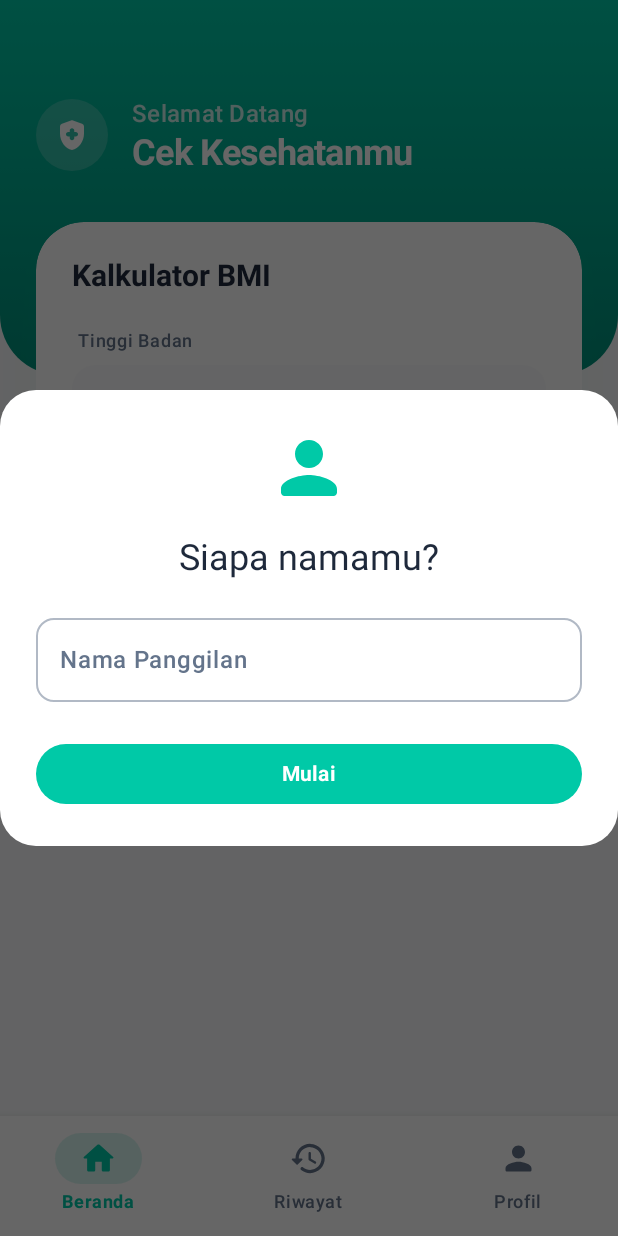
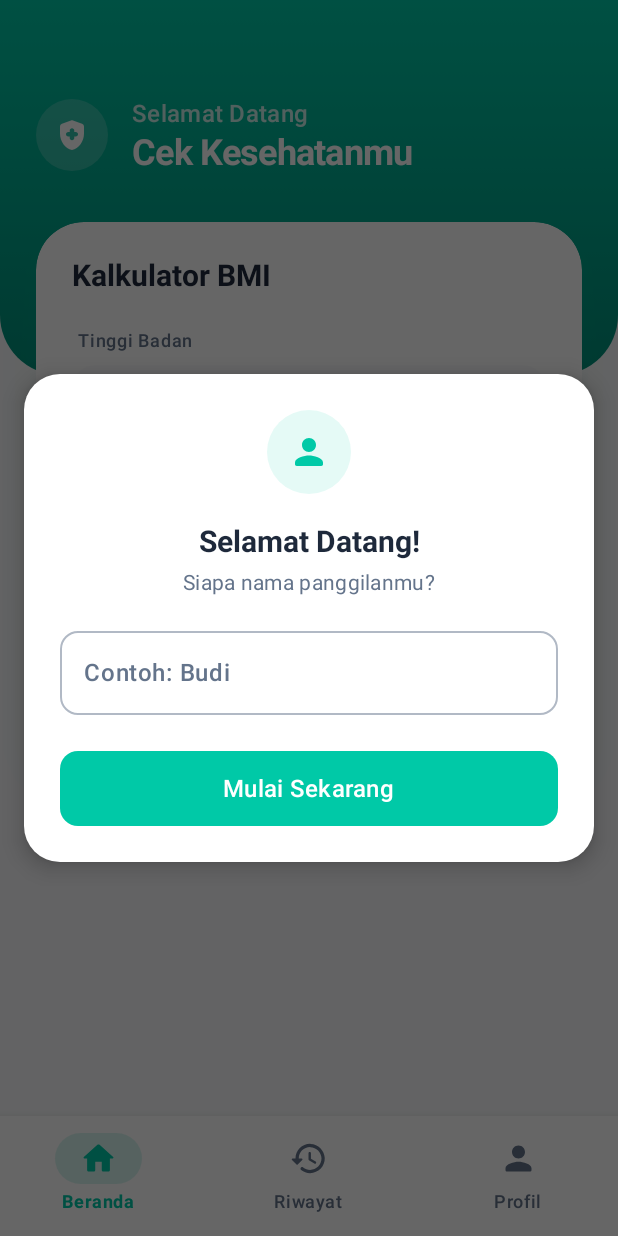
Before and after one commit to adlmii/myBMI, an Android app built with Jetpack Compose: the screen it shows after launch (MainActivity), on a phone screen of 412 x 824 dp. Run offline under Robolectric (Android 15) with nearby library versions, the phone set to English and light mode, and no system bars; our stand-ins replace Room's generated code.

Commit message:
Fix: Theme

```diff
--- a/app/src/main/java/af/mobile/mybmi/screens/home/HomeScreen.kt
+++ b/app/src/main/java/af/mobile/mybmi/screens/home/HomeScreen.kt
@@ -1,5 +1,6 @@
 package af.mobile.mybmi.screens.home
 
+import af.mobile.mybmi.components.ModernDialogContainer
 import af.mobile.mybmi.components.ModernInput
 import af.mobile.mybmi.model.BMICheckSummary
 import af.mobile.mybmi.theme.*
@@ -23,8 +24,8 @@ import androidx.compose.ui.draw.shadow
 import androidx.compose.ui.graphics.Brush
 import androidx.compose.ui.graphics.Color
 import androidx.compose.ui.graphics.luminance
+import androidx.compose.ui.text.font.FontWeight
 import androidx.compose.ui.unit.dp
-import androidx.compose.ui.window.Dialog
 import androidx.lifecycle.viewmodel.compose.viewModel
 
 @Composable
@@ -189,40 +190,71 @@ fun HomeScreen(
 @Composable
 fun NameInputDialog(onConfirm: (String) -> Unit) {
     var name by remember { mutableStateOf("") }
-    Dialog(onDismissRequest = {}) {
-        Card(
-            shape = RoundedCornerShape(24.dp),
-            colors = CardDefaults.cardColors(containerColor = MaterialTheme.colorScheme.surface)
-        ) {
-            Column(
-                modifier = Modifier.padding(24.dp),
-                horizontalAlignment = Alignment.CenterHorizontally
+
+    // Menggunakan Template ModernDialogContainer
+    ModernDialogContainer(onDismiss = {}) { // onDismiss kosong agar user tidak bisa menutup paksa tanpa isi nama
+        // 1. Header Icon (Style Seragam)
+        Box(
+            modifier = Modifier
+                .size(56.dp)
+                .background(BrandPrimary.copy(alpha = 0.1f), CircleShape),
+            contentAlignment = Alignment.Center
         ) {
             Icon(
                 imageVector = Icons.Rounded.Person,
                 contentDescription = null,
-                    modifier = Modifier.size(56.dp),
-                    tint = BrandPrimary
+                tint = BrandPrimary,
+                modifier = Modifier.size(28.dp)
             )
-                Spacer(modifier = Modifier.height(16.dp))
-                Text("Siapa namamu?", style = MaterialTheme.typography.headlineSmall)
-                Spacer(modifier = Modifier.height(16.dp))
+        }
+
+        Spacer(modifier = Modifier.height(20.dp))
+
+        // 2. Title & Description
+        Text(
+            text = "Selamat Datang!",
+            style = MaterialTheme.typography.titleLarge,
+            fontWeight = FontWeight.Bold,
+            color = MaterialTheme.colorScheme.onSurface
+        )
+        Spacer(modifier = Modifier.height(8.dp))
+        Text(
+            text = "Siapa nama panggilanmu?",
+            style = MaterialTheme.typography.bodyMedium,
+            color = MaterialTheme.colorScheme.onSurfaceVariant
+        )
+
+        Spacer(modifier = Modifier.height(24.dp))
+
+        // 3. Input Field (Styling disesuaikan)
         OutlinedTextField(
             value = name,
             onValueChange = { name = it },
-                    label = { Text("Nama Panggilan") },
+            placeholder = { Text("Contoh: Budi") },
             shape = RoundedCornerShape(12.dp),
-                    modifier = Modifier.fillMaxWidth()
+            modifier = Modifier.fillMaxWidth(),
+            colors = OutlinedTextFieldDefaults.colors(
+                focusedBorderColor = BrandPrimary,
+                cursorColor = BrandPrimary
+            ),
+            singleLine = true
         )
+
         Spacer(modifier = Modifier.height(24.dp))
+
+        // 4. Button
         Button(
             onClick = { if (name.isNotBlank()) onConfirm(name) },
-                    modifier = Modifier.fillMaxWidth(),
-                    colors = ButtonDefaults.buttonColors(containerColor = BrandPrimary)
+            modifier = Modifier
+                .fillMaxWidth()
+                .height(50.dp),
+            shape = RoundedCornerShape(12.dp),
+            colors = ButtonDefaults.buttonColors(
+                containerColor = BrandPrimary,
+                contentColor = Color.White
+            )
         ) {
-                    Text("Mulai")
+            Text("Mulai Sekarang", style = MaterialTheme.typography.titleMedium)
         }
     }
 }
-    }
-}
--- a/app/src/main/java/af/mobile/mybmi/viewmodel/ThemeViewModel.kt
+++ b/app/src/main/java/af/mobile/mybmi/viewmodel/ThemeViewModel.kt
@@ -1,27 +1,43 @@
 package af.mobile.mybmi.viewmodel
 
-import androidx.lifecycle.ViewModel
+import android.app.Application
+import android.content.Context
+import androidx.core.content.edit
+import androidx.lifecycle.AndroidViewModel
 import kotlinx.coroutines.flow.MutableStateFlow
 import kotlinx.coroutines.flow.StateFlow
 
-class ThemeViewModel : ViewModel() {
+class ThemeViewModel(application: Application) : AndroidViewModel(application) {
+
+    private val PREFS_NAME = "mybmi_theme_prefs"
+    private val KEY_IS_DARK = "is_dark_mode"
+
+    private val prefs = application.getSharedPreferences(PREFS_NAME, Context.MODE_PRIVATE)
+
     private val _isDarkMode = MutableStateFlow(false)
     val isDarkMode: StateFlow<Boolean> = _isDarkMode
 
     private var isInitialized = false
 
     fun initializeTheme(isSystemDark: Boolean) {
-        if (!isInitialized) {
+        if (isInitialized) return
+
+        if (prefs.contains(KEY_IS_DARK)) {
+            _isDarkMode.value = prefs.getBoolean(KEY_IS_DARK, false)
+        } else {
             _isDarkMode.value = isSystemDark
-            isInitialized = true
         }
-    }
-
-    fun setDarkMode(enabled: Boolean) {
-        _isDarkMode.value = enabled
+        isInitialized = true
     }
 
     fun toggleDarkMode() {
-        _isDarkMode.value = !_isDarkMode.value
+        val newValue = !_isDarkMode.value
+        _isDarkMode.value = newValue
+
+        // LEBIH BERSIH: Menggunakan KTX extension
+        // Blok ini otomatis melakukan .apply() setelah selesai
+        prefs.edit {
+            putBoolean(KEY_IS_DARK, newValue)
+        }
     }
 }
```
Also changed, not shown: app/src/main/java/af/mobile/mybmi/screens/settings/SettingsScreen.kt (+39 -31 lines). Lines whose indentation alone changed are shown as unchanged.
